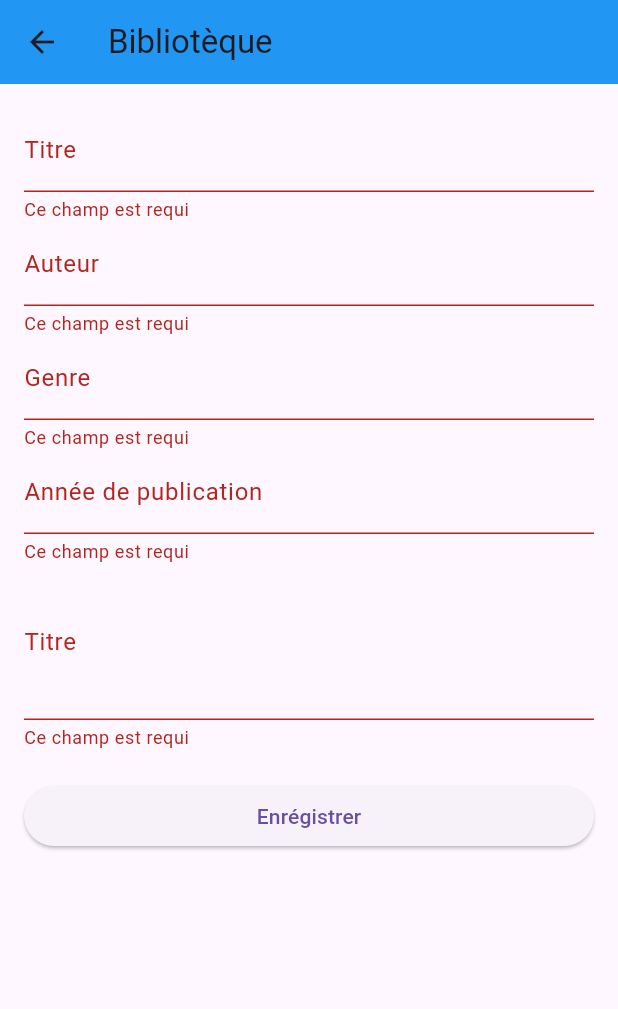
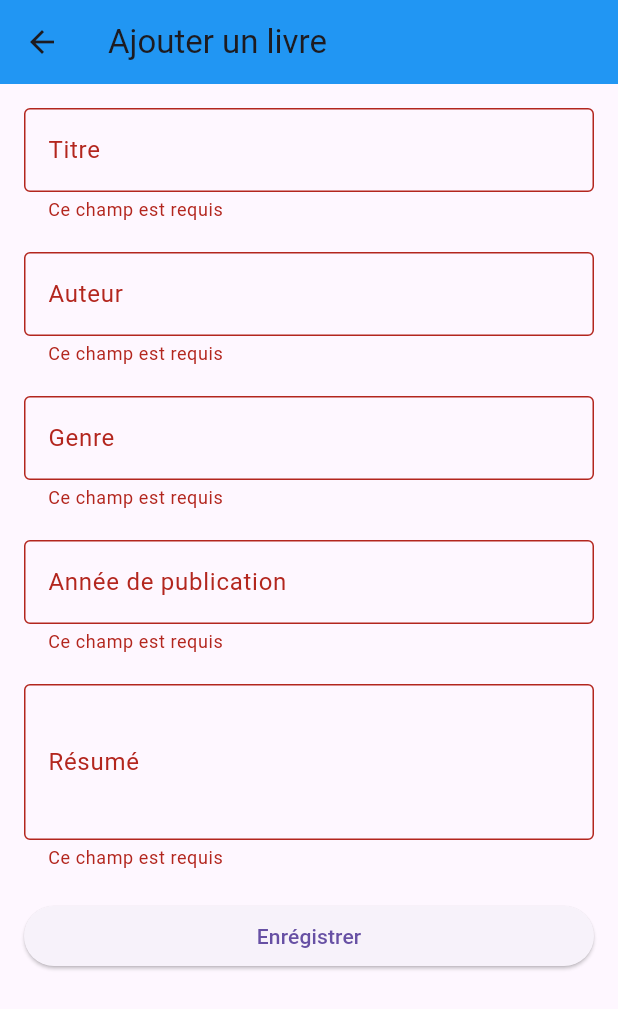
Before and after one commit to NKJ1908/BiblitoqueApp, a Flutter app: the AddUpdatePage screen opened directly, after a tap on "Enrégistrer", on a phone screen of 412 x 824 dp. Shown: the top 1009 px of the screen. Run offline on Flutter 3.47's test engine with Material 3 defaults, Android fonts, the light colour scheme and no system bars; our stand-ins replace sqflite; accounts and stored records are empty.

Commit message:
Rendu final

```diff
--- a/lib/screens/add_book.dart
+++ b/lib/screens/add_book.dart
@@ -1,9 +1,12 @@
 import 'package:biblioteque/db/book_database.dart';
 import 'package:biblioteque/models/book.dart';
+import 'package:biblioteque/screens/home_screen.dart';
 import 'package:flutter/material.dart';
 
 class AddUpdatePage extends StatefulWidget {
-  const AddUpdatePage({super.key});
+  final Book? book;
+  const AddUpdatePage({super.key,this.book});
+
 
   @override
   State<AddUpdatePage> createState() => _AddUpdatePageState();
@@ -19,26 +22,54 @@ class _AddUpdatePageState extends State<AddUpdatePage> {
   final TextEditingController publicationyearController = TextEditingController();
   final TextEditingController resumeController = TextEditingController();
 
+  @override
+  void initState(){
+    super.initState();
+
+    if (widget.book != null){
+      titreController.text = widget.book!.titre;
+      auteurController.text = widget.book!.auteur;
+      genreController.text = widget.book!.genre;
+      publicationyearController.text = widget.book!.publicationYear.toString();
+      resumeController.text = widget.book!.resume;
+
+    }
+  }
+
   Future<void>saveBook() async {
     if (_formKey.currentState!.validate()){
-      final newBook = Book(
+      final bookToSave = Book(
+        id: widget.book?.id,
         titre: titreController.text,
         auteur: auteurController.text,
         genre: genreController.text,
         publicationYear:int.tryParse(publicationyearController.text)??0,
         resume: resumeController.text,
         );
+    if (widget.book == null){
+      await BookDatabase.instance.create(bookToSave);
+    }else{
+      await BookDatabase.instance.update(bookToSave);
+    }
+    ScaffoldMessenger.of(context).showSnackBar(SnackBar(content: Text(widget.book == null
+    ?"Livre ajoutée avec succès"
+    :"Livre mis à jour"),
+    duration: Duration(seconds: 3),));
 
-        await BookDatabase.instance.create(newBook);
-        Navigator.pop(context);
+    Navigator.pushAndRemoveUntil(
+      context, MaterialPageRoute(
+        builder: (_)=> const HomePage()),
+        (Route) => false
+    );
     }
   }
 
   @override
   Widget build(BuildContext context) {
+    final isEditing = widget.book != null;
     return Scaffold(
       appBar: AppBar(
-        title: Text("Bibliotèque"),
+        title: Text(isEditing ? "Modifier le livre":"Ajouter un livre"),
         backgroundColor: Colors.blue,
       ),
       body: Padding(
@@ -49,33 +80,37 @@ class _AddUpdatePageState extends State<AddUpdatePage> {
             children: [
               TextFormField(
                 controller: titreController,
-                decoration: InputDecoration(labelText: "Titre"),
-                validator: (value) => value == null || value.isEmpty? "Ce champ est requi":null,
+                decoration: InputDecoration(labelText: "Titre",border: OutlineInputBorder()),
+                validator: (value) => value == null || value.isEmpty? "Ce champ est requis":null,
               ),
+              SizedBox(height: 20),
               TextFormField(
                 controller: auteurController,
-                decoration: InputDecoration(labelText: "Auteur"),
-                validator: (value) => value == null || value.isEmpty? "Ce champ est requi":null,
+                decoration: InputDecoration(labelText: "Auteur",border: OutlineInputBorder()),
+                validator: (value) => value == null || value.isEmpty? "Ce champ est requis":null,
               ),
+              SizedBox(height: 20),
               TextFormField(
                 controller: genreController,
-                decoration: InputDecoration(labelText: "Genre"),
-                validator: (value) => value == null || value.isEmpty? "Ce champ est requi":null,
+                decoration: InputDecoration(labelText: "Genre",border: OutlineInputBorder()),
+                validator: (value) => value == null || value.isEmpty? "Ce champ est requis":null,
               ),
+              SizedBox(height: 20),
               TextFormField(
                 controller: publicationyearController,
-                decoration: InputDecoration(labelText: "Année de publication"),
-                validator: (value) => value == null || value.isEmpty? "Ce champ est requi":null,
+                decoration: InputDecoration(labelText: "Année de publication",border: OutlineInputBorder()),
+                validator: (value) => value == null || value.isEmpty? "Ce champ est requis":null,
                 keyboardType: TextInputType.number,
               ),
+              SizedBox(height: 20),
               TextFormField(
                 controller: resumeController,
-                decoration: InputDecoration(labelText: "Titre"),
-                validator: (value) => value == null || value.isEmpty? "Ce champ est requi":null,
+                decoration: InputDecoration(labelText: "Résumé",border: OutlineInputBorder()),
+                validator: (value) => value == null || value.isEmpty? "Ce champ est requis":null,
                 maxLines: 3,
               ),
               const SizedBox(height: 20,),
-              ElevatedButton(onPressed: saveBook, child: Text("Enrégistrer"))
+              ElevatedButton(onPressed: saveBook, child: Text(isEditing ? "Mettre à jour":"Enrégistrer"))
             ],
           )
           ),
--- a/pubspec.yaml
+++ b/pubspec.yaml
@@ -9,6 +9,7 @@ environment:
 dependencies:
   flutter:
     sdk: flutter
+  flutter_launcher_icons: ^0.14.3
   image_picker: ^1.1.2
   path: ^1.9.1
   sqflite: ^2.4.2
```
Also changed, not shown: lib/screens/details_page.dart (+69 -5 lines), lib/screens/home_screen.dart (+6 -5 lines), pubspec.lock.
